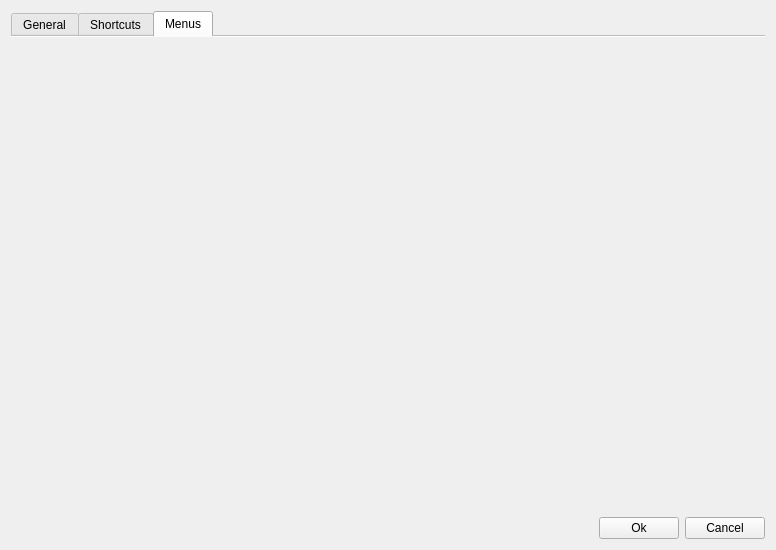
Qt form GuiPreferencesWindow.ui (rajendrant/qutty) before a commit.
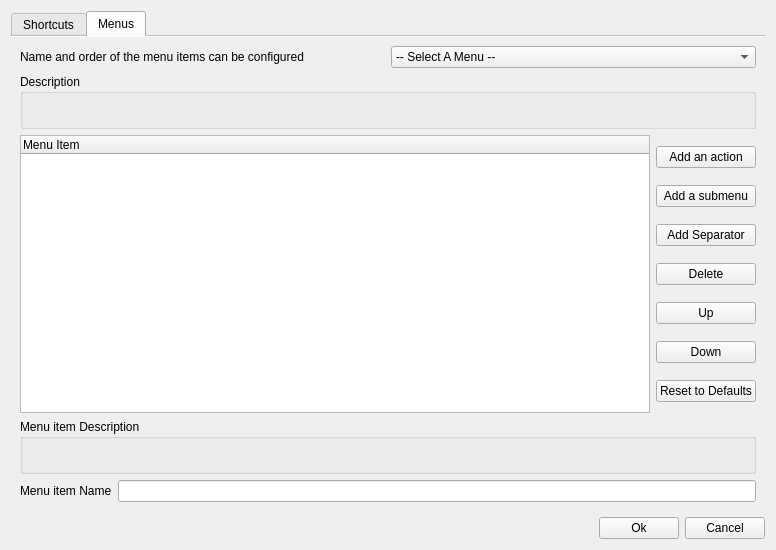
The same form after that commit. The open tabs and pages were chosen to show the change.

```diff
--- a/GuiPreferencesWindow.ui
+++ b/GuiPreferencesWindow.ui
@@ -28,12 +28,6 @@
      <property name="documentMode">
       <bool>true</bool>
      </property>
-     <widget class="QWidget" name="tabGeneral">
-      <attribute name="title">
-       <string>General</string>
-      </attribute>
-      <layout class="QHBoxLayout" name="horizontalLayout"/>
-     </widget>
      <widget class="QWidget" name="tabKeyShortcut">
       <attribute name="title">
        <string>Shortcuts</string>
@@ -118,10 +112,157 @@
        </item>
       </layout>
      </widget>
-     <widget class="QWidget" name="widget">
+     <widget class="QWidget" name="tabMenuEditor">
+      <property name="enabled">
+       <bool>true</bool>
+      </property>
       <attribute name="title">
        <string>Menus</string>
       </attribute>
+      <layout class="QVBoxLayout" name="verticalLayout_8">
+       <item>
+        <layout class="QHBoxLayout" name="horizontalLayout_5">
+         <item>
+          <widget class="QLabel" name="label_3">
+           <property name="text">
+            <string>Name and order of the menu items can be configured</string>
+           </property>
+          </widget>
+         </item>
+         <item>
+          <widget class="QComboBox" name="menu_cb_sel">
+           <item>
+            <property name="text">
+             <string>-- Select A Menu --</string>
+            </property>
+           </item>
+           <item>
+            <property name="text">
+             <string>Right-click context menu</string>
+            </property>
+           </item>
+           <item>
+            <property name="text">
+             <string>Top-right drop down menu</string>
+            </property>
+           </item>
+          </widget>
+         </item>
+        </layout>
+       </item>
+       <item>
+        <widget class="QGroupBox" name="groupBox_3">
+         <property name="title">
+          <string>Description</string>
+         </property>
+         <layout class="QVBoxLayout" name="verticalLayout_5">
+          <item>
+           <widget class="QLabel" name="menu_lbl_desc">
+            <property name="text">
+             <string/>
+            </property>
+           </widget>
+          </item>
+         </layout>
+        </widget>
+       </item>
+       <item>
+        <layout class="QHBoxLayout" name="horizontalLayout_4">
+         <item>
+          <widget class="QTreeWidget" name="menu_tree">
+           <column>
+            <property name="text">
+             <string>Menu Item</string>
+            </property>
+           </column>
+          </widget>
+         </item>
+         <item>
+          <layout class="QVBoxLayout" name="verticalLayout_7">
+           <item>
+            <widget class="QPushButton" name="menu_btn_add_action">
+             <property name="text">
+              <string>Add an action</string>
+             </property>
+            </widget>
+           </item>
+           <item>
+            <widget class="QPushButton" name="menu_btn_add_submenu">
+             <property name="text">
+              <string>Add a submenu</string>
+             </property>
+            </widget>
+           </item>
+           <item>
+            <widget class="QPushButton" name="menu_btn_add_separator">
+             <property name="text">
+              <string>Add Separator</string>
+             </property>
+            </widget>
+           </item>
+           <item>
+            <widget class="QPushButton" name="menu_btn_delete">
+             <property name="text">
+              <string>Delete</string>
+             </property>
+            </widget>
+           </item>
+           <item>
+            <widget class="QPushButton" name="menu_btn_move_up">
+             <property name="text">
+              <string>Up</string>
+             </property>
+            </widget>
+           </item>
+           <item>
+            <widget class="QPushButton" name="menu_btn_move_down">
+             <property name="text">
+              <string>Down</string>
+             </property>
+            </widget>
+           </item>
+           <item>
+            <widget class="QPushButton" name="menu_btn_reset_to_defaults">
+             <property name="text">
+              <string>Reset to Defaults</string>
+             </property>
+            </widget>
+           </item>
+          </layout>
+         </item>
+        </layout>
+       </item>
+       <item>
+        <widget class="QGroupBox" name="groupBox_4">
+         <property name="title">
+          <string>Menu item Description</string>
+         </property>
+         <layout class="QVBoxLayout" name="verticalLayout_6">
+          <item>
+           <widget class="QLabel" name="menu_lbl_action_desc">
+            <property name="text">
+             <string/>
+            </property>
+           </widget>
+          </item>
+         </layout>
+        </widget>
+       </item>
+       <item>
+        <layout class="QHBoxLayout" name="horizontalLayout">
+         <item>
+          <widget class="QLabel" name="label_2">
+           <property name="text">
+            <string>Menu item Name</string>
+           </property>
+          </widget>
+         </item>
+         <item>
+          <widget class="QLineEdit" name="menu_le_action_name"/>
+         </item>
+        </layout>
+       </item>
+      </layout>
      </widget>
     </widget>
    </item>
```
Left out of the diff: 2 changed lines with no effect on the pictures.
